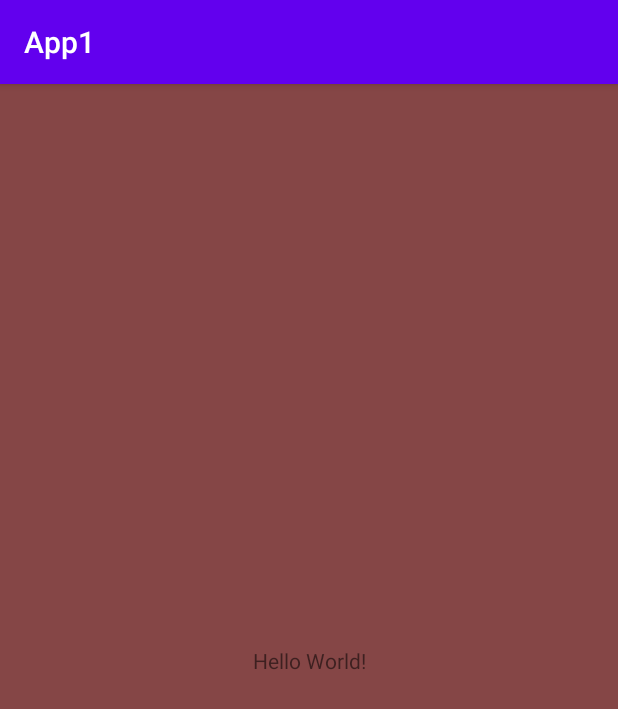
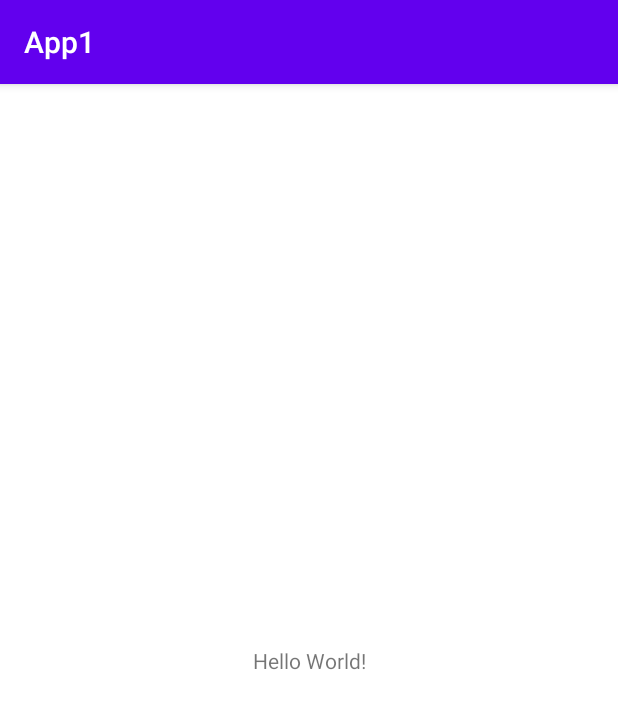
Before and after one commit to KutyaWin/App1, an Android app: the screen it shows after launch (MainActivity), on a phone screen of 412 x 824 dp. Shown: the top 709 px of the screen. Run offline under Robolectric (Android 15) with nearby library versions, the phone set to English and light mode, and no system bars.

Commit message:
chores background

```diff
--- a/app/src/main/res/layout/activity_main.xml
+++ b/app/src/main/res/layout/activity_main.xml
@@ -4,7 +4,7 @@
     xmlns:tools="http://schemas.android.com/tools"
     android:layout_width="match_parent"
     android:layout_height="match_parent"
-    android:background="#854646"
+    android:background="#FFFFFF"
     tools:context=".MainActivity">
 
     <TextView
```
